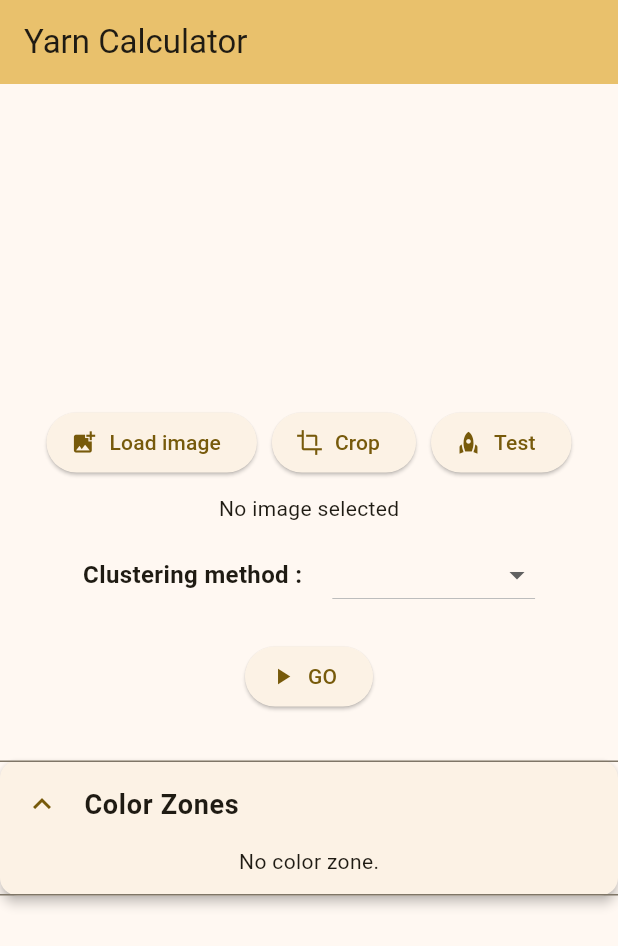
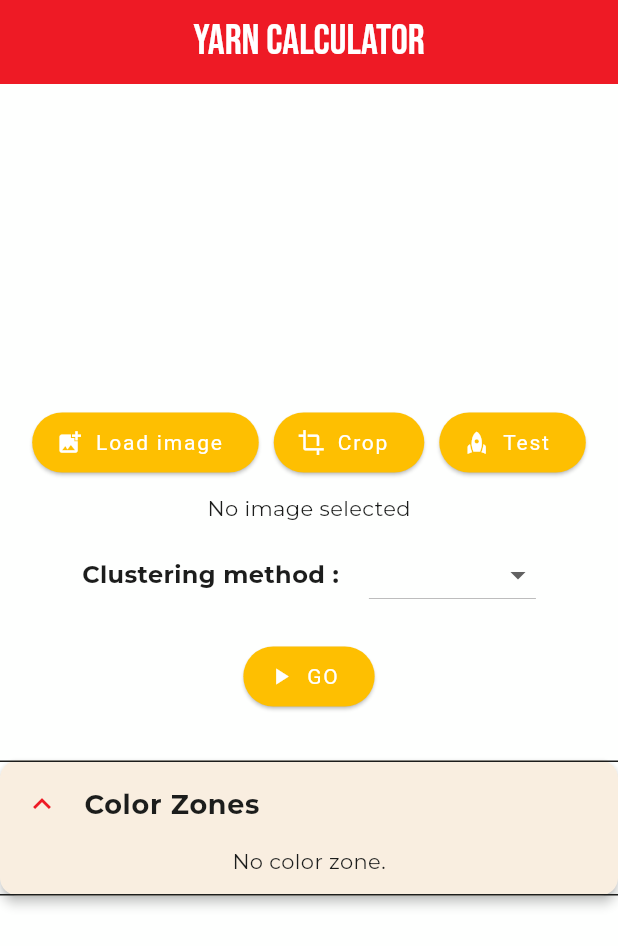
Before and after one commit to G0blain/yarn_calculator, a Flutter app: the screen it shows after launch, on a phone screen of 412 x 824 dp. Shown: the top 946 px of the screen. Run offline on Flutter 3.47's test engine with Material 3 defaults, Android fonts, the light colour scheme and no system bars; our stand-ins replace google_fonts, image_picker; missing offline and left inert: crop_your_image.

Commit message:
Bauhaus ThemeData

```diff
--- a/lib/app.dart
+++ b/lib/app.dart
@@ -1,5 +1,6 @@
 import 'package:flutter/material.dart';
 import 'package:yarn_calculator/features/calculator/presentation/screens/calculating_page.dart';
+import 'package:yarn_calculator/core/theme/bauhaus_theme.dart';
 
 class MyApp extends StatelessWidget {
   const MyApp({super.key});
@@ -8,13 +9,9 @@ class MyApp extends StatelessWidget {
   Widget build(BuildContext context) {
     return MaterialApp(
       title: 'Yarn Calculator',
-      theme: ThemeData(
-        colorScheme: ColorScheme.fromSeed(seedColor: Colors.amber),
-        useMaterial3: true,
-      ),
+      theme: buildBauhausTheme(),
       debugShowCheckedModeBanner: false,
       home: CalculatingPage(),
-      // Tu peux aussi ajouter une gestion des routes ici plus tard
     );
   }
 }
--- /dev/null
+++ b/lib/core/theme/bauhaus_theme.dart
@@ -0,0 +1,55 @@
+import 'package:flutter/material.dart';
+import 'package:google_fonts/google_fonts.dart';
+import 'package:yarn_calculator/core/constants/colors.dart';
+
+ThemeData buildBauhausTheme() {
+  return ThemeData(
+    useMaterial3: true,
+
+    textTheme: GoogleFonts.bebasNeueTextTheme().copyWith(
+      bodyLarge: GoogleFonts.montserrat(fontSize: 16),
+      bodyMedium: GoogleFonts.montserrat(fontSize: 14),
+      titleLarge: GoogleFonts.bebasNeue(fontSize: 28),
+    ),
+
+    colorScheme: ColorScheme(
+      brightness: Brightness.light,
+      primary: BauhausColors.primary,
+      onPrimary: BauhausColors.white,
+      secondary: BauhausColors.secondary,
+      onSecondary: BauhausColors.white,
+      surface: BauhausColors.surface,
+      onSurface: BauhausColors.black,
+      error: Colors.red,
+      onError: Colors.white,
+    ),
+
+    scaffoldBackgroundColor: BauhausColors.background,
+
+    appBarTheme: const AppBarTheme(
+      backgroundColor: BauhausColors.red,
+      foregroundColor: Colors.white,
+      centerTitle: true,
+    ),
+
+    elevatedButtonTheme: ElevatedButtonThemeData(
+      style: ElevatedButton.styleFrom(
+        backgroundColor: BauhausColors.yellow,
+        foregroundColor: Colors.white,
+        textStyle: const TextStyle(letterSpacing: 1.2),
+        shape: RoundedRectangleBorder(borderRadius: BorderRadius.circular(24)),
+      ),
+    ),
+
+    cardTheme: CardTheme(
+      color: BauhausColors.surface,
+      elevation: 2,
+      shape: RoundedRectangleBorder(borderRadius: BorderRadius.circular(16)),
+    ),
+
+    listTileTheme: ListTileThemeData(
+      tileColor: BauhausColors.surface,
+      shape: RoundedRectangleBorder(borderRadius: BorderRadius.circular(16)),
+    ),
+  );
+}
--- a/lib/features/calculator/presentation/screens/calculating_page.dart
+++ b/lib/features/calculator/presentation/screens/calculating_page.dart
@@ -166,10 +166,7 @@ class _CalculatingPageState extends State<CalculatingPage> {
   @override
   Widget build(BuildContext context) {
     return Scaffold(
-      appBar: AppBar(
-        backgroundColor: Theme.of(context).colorScheme.inversePrimary,
-        title: Text('Yarn Calculator'),
-      ),
+      appBar: AppBar(title: Text('Yarn Calculator')),
       body: Center(
         child: Column(
           mainAxisAlignment: MainAxisAlignment.center,
--- a/pubspec.yaml
+++ b/pubspec.yaml
@@ -16,6 +16,7 @@ dependencies:
 
   image_picker: ^1.1.2
   crop_your_image: ^2.0.0
+  google_fonts: ^6.2.1
 
 dev_dependencies:
 
```
Also changed, not shown: lib/core/constants/colors.dart (added, +16 -0 lines), 1 other file.
